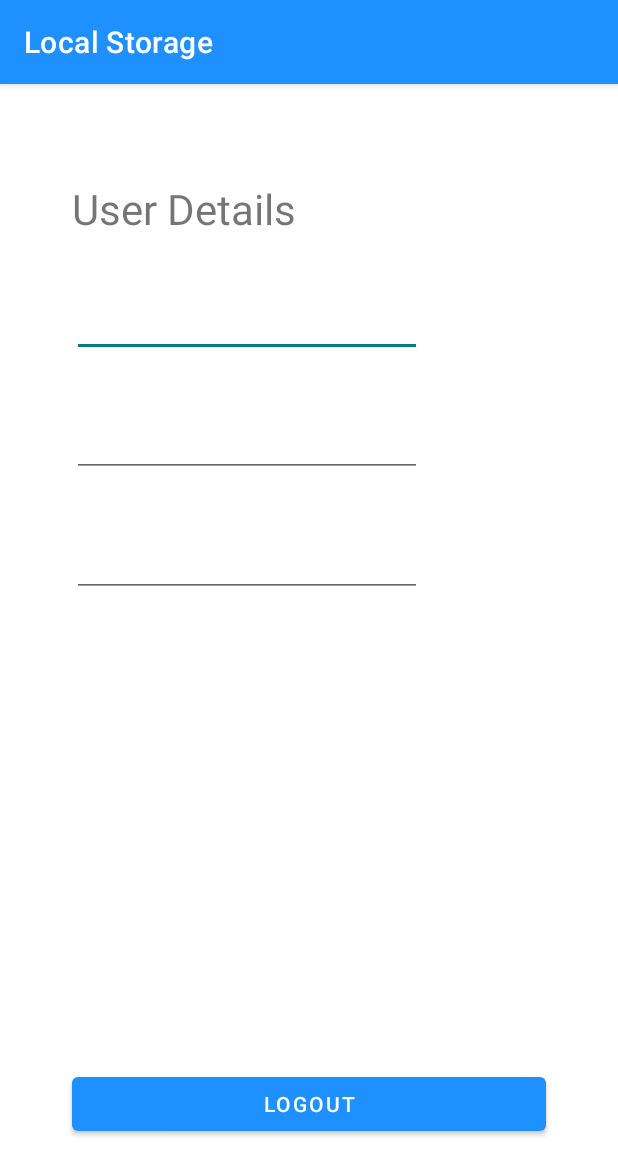
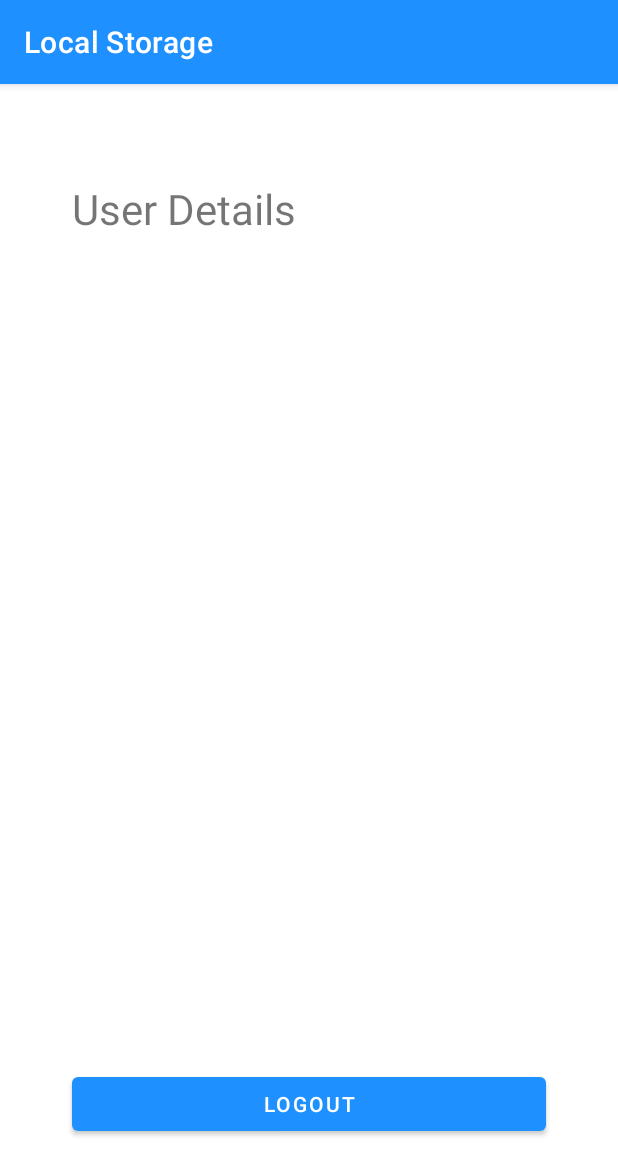
Before and after one commit to theDroidCamp/Local-Storage, an Android app: the ProfileActivity screen opened directly, with no data from a screen before it, on a phone screen of 412 x 824 dp. Shown: the top 1175 px of the screen. Run offline under Robolectric (Android 15) with nearby library versions, the phone set to English and light mode, and no system bars.

Commit message:
profile data

```diff
--- a/app/src/main/AndroidManifest.xml
+++ b/app/src/main/AndroidManifest.xml
@@ -17,8 +17,8 @@
                 <category android:name="android.intent.category.LAUNCHER" />
             </intent-filter>
         </activity>
+        <activity android:name=".ProfileActivity" />
         <activity android:name=".LoginActivity" />
-        <activity android:name=".ProfileActivity" />
     </application>
 
 </manifest>
--- a/app/src/main/java/com/example/android/localstorage/LoginActivity.kt
+++ b/app/src/main/java/com/example/android/localstorage/LoginActivity.kt
@@ -15,7 +15,7 @@ class LoginActivity : AppCompatActivity() {
             buttonLogin.setOnClickListener { validateInputs() }
             buttonSignup.setOnClickListener {
                 startActivity(Intent(this, MainActivity::class.java))
-            finish()
+
             }
         }
 
--- a/app/src/main/java/com/example/android/localstorage/MainActivity.kt
+++ b/app/src/main/java/com/example/android/localstorage/MainActivity.kt
@@ -8,6 +8,7 @@ import android.widget.EditText
     import android.widget.Toast
     import androidx.appcompat.app.AppCompatActivity
     import com.example.android.localstorage.databinding.ActivityMainBinding
+    import kotlinx.android.synthetic.main.activity_main.*
 
     class MainActivity : AppCompatActivity() {
 
@@ -29,7 +30,7 @@ class MainActivity : AppCompatActivity() {
             binding.signUpButton.setOnClickListener{ collectData()
                 //To display the details entered on the next screen
 
-            val intent = Intent(this, ProfileActivity::class.java)
+                val intent = Intent(this, LoginActivity::class.java)
                 startActivity(intent)
             }
         }
@@ -51,6 +52,7 @@ class MainActivity : AppCompatActivity() {
             if (IsEntered()) {
                 val detailsSupplied = getSharedPreferences("detailsSupplied", Context.MODE_PRIVATE)
                 val entered = detailsSupplied.edit()
+
               entered.putString("name".plus(emailEditText.text.toString()), nameEditText.text.toString())
                 entered.putString("email".plus(emailEditText.text.toString()), emailEditText.text.toString())
                 entered.putString("school".plus(emailEditText.text.toString()), schoolEditText.text.toString())
--- a/app/src/main/java/com/example/android/localstorage/ProfileActivity.kt
+++ b/app/src/main/java/com/example/android/localstorage/ProfileActivity.kt
@@ -3,42 +3,45 @@ package com.example.android.localstorage
     import android.content.Context
     import android.content.Intent
     import android.os.Bundle
+    import android.widget.TextView
     import androidx.appcompat.app.AppCompatActivity
+    import kotlinx.android.synthetic.*
     import kotlinx.android.synthetic.main.activity_main.*
     import kotlinx.android.synthetic.main.activity_profile.*
 
 
+
     class ProfileActivity : AppCompatActivity() {
+
 
         override fun onCreate(savedInstanceState: Bundle?) {
             super.onCreate(savedInstanceState)
             setContentView(R.layout.activity_profile)
+            val givenname = findViewById<TextView>(R.id.nameTxt)
+            val givenemail = findViewById<TextView>(R.id.emailTxt)
+            val givenschool = findViewById<TextView>(R.id.schoolTxt)
 
 
+//Get values from keys or return null if value is not set
+            val detailsSupplied = getSharedPreferences("detailsSupplied", Context.MODE_PRIVATE)
+            val currentname = detailsSupplied.getString("name", "")
+            givenname.setText(currentname)
+
+            val currentemail = detailsSupplied.getString("email", "")
+            givenemail.setText(currentemail)
+
+            val currentschool = detailsSupplied.getString("school", "")
+            givenschool.setText(currentschool)
 
 
+            //To logout when button is clicked
             logoutButton.setOnClickListener {
+                startActivity(Intent(this, LoginActivity::class.java))
 
-            //To display the Login next screen
-
-            val intent = Intent(this, LoginActivity::class.java)
-            startActivity(intent)
-            finish()
             }
 
 
         }
-    private fun displayData() {
-        val a = name_edit_text.getText().toString()
-        val b = email_edit_text.getText().toString()
-        val c = school_edit_text.getText().toString()
-
-        val detailsSupplied = getSharedPreferences("detailsSupplied", Context.MODE_PRIVATE)
-        nameTxt.setText(detailsSupplied.getString("name"," "))
-        emailTxt.setText(detailsSupplied.getString("email"," "))
-        schoolTxt.setText(detailsSupplied.getString("school"," "))
 
 
     }
-
-}
--- a/app/src/main/res/layout/activity_profile.xml
+++ b/app/src/main/res/layout/activity_profile.xml
@@ -32,46 +32,44 @@
         app:layout_constraintEnd_toEndOf="parent"
         app:layout_constraintStart_toStartOf="parent" />
 
-    <EditText
+    <TextView
         android:id="@+id/nameTxt"
-        android:layout_width="wrap_content"
+        android:layout_width="0dp"
         android:layout_height="wrap_content"
         android:layout_marginStart="48dp"
-        android:layout_marginTop="32dp"
-        android:layout_marginEnd="32dp"
-        android:ems="10"
-        android:inputType="textPersonName"
-        android:textSize="20sp"
+        android:layout_marginTop="48dp"
+        android:layout_marginEnd="48dp"
+        android:layout_marginBottom="8dp"
+        android:textSize="24sp"
+        app:layout_constraintBottom_toTopOf="@+id/emailTxt"
         app:layout_constraintEnd_toEndOf="parent"
         app:layout_constraintHorizontal_bias="0.0"
         app:layout_constraintStart_toStartOf="parent"
         app:layout_constraintTop_toBottomOf="@+id/textView" />
 
-    <EditText
+    <TextView
         android:id="@+id/emailTxt"
-        android:layout_width="wrap_content"
+        android:layout_width="0dp"
         android:layout_height="wrap_content"
         android:layout_marginStart="48dp"
         android:layout_marginTop="32dp"
-        android:layout_marginEnd="32dp"
-        android:ems="10"
-        android:inputType="textPersonName"
-        android:textSize="20sp"
+        android:layout_marginEnd="48dp"
+        android:layout_marginBottom="8dp"
+        android:textSize="24sp"
+        app:layout_constraintBottom_toTopOf="@+id/schoolTxt"
         app:layout_constraintEnd_toEndOf="parent"
         app:layout_constraintHorizontal_bias="0.0"
         app:layout_constraintStart_toStartOf="parent"
         app:layout_constraintTop_toBottomOf="@+id/nameTxt" />
 
-    <EditText
+    <TextView
         android:id="@+id/schoolTxt"
-        android:layout_width="wrap_content"
+        android:layout_width="0dp"
         android:layout_height="wrap_content"
         android:layout_marginStart="48dp"
         android:layout_marginTop="32dp"
-        android:layout_marginEnd="32dp"
-        android:ems="10"
-        android:inputType="textPersonName"
-        android:textSize="20sp"
+        android:layout_marginEnd="48dp"
+        android:textSize="24sp"
         app:layout_constraintEnd_toEndOf="parent"
         app:layout_constraintHorizontal_bias="0.0"
         app:layout_constraintStart_toStartOf="parent"
```
Lines whose indentation alone changed are shown as unchanged.
